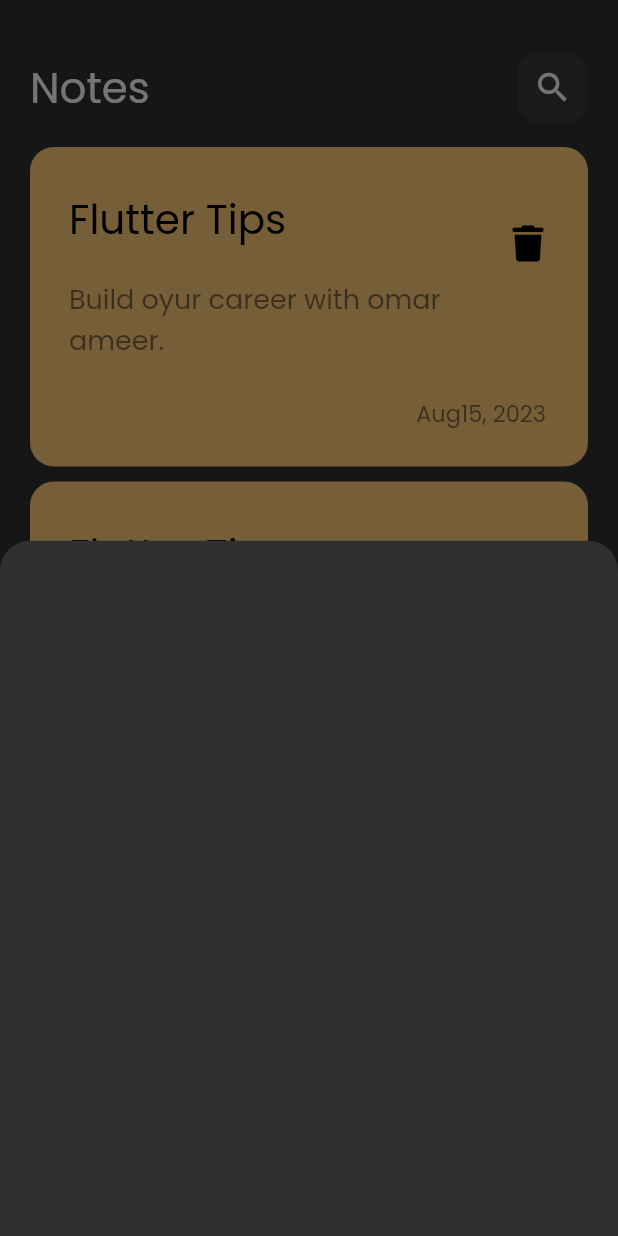
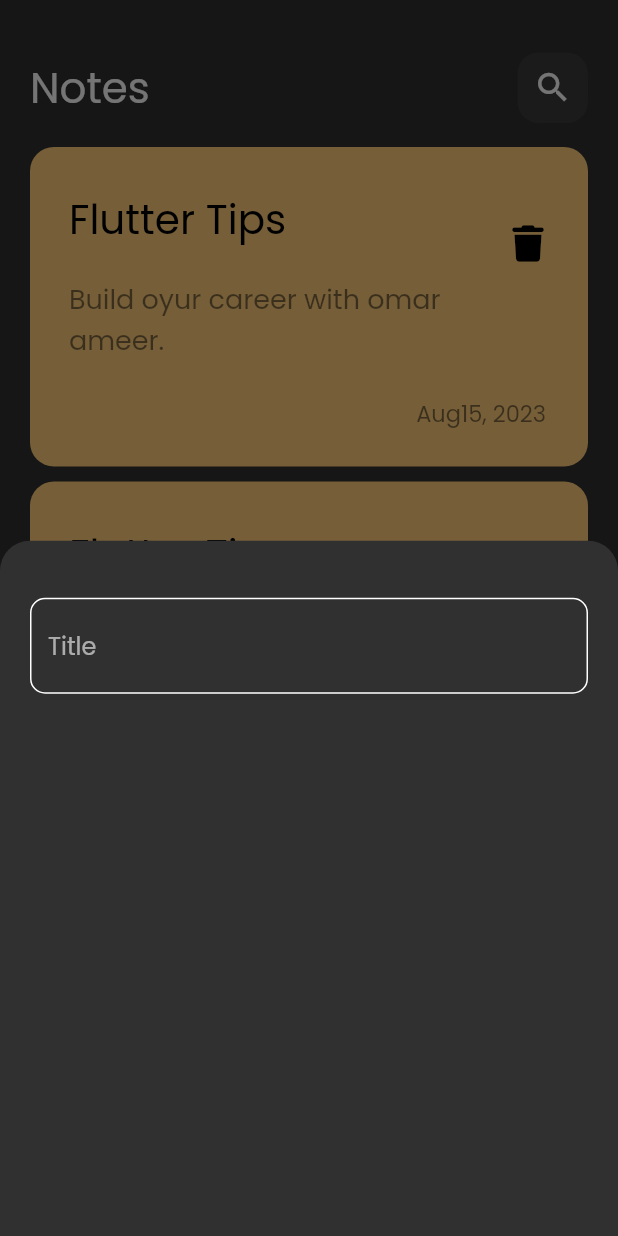
Before and after one commit to OmarAmeer96/notes_app, a Flutter app: the screen it shows after launch, after a tap on the "add" icon, on a phone screen of 412 x 824 dp. Run offline on Flutter 3.47's test engine with Material 2 defaults, Android fonts, the phone set to English and light mode, and no system bars; our stand-ins replace font_awesome_flutter.

Commit message:
Create custom TextField.

```diff
--- /dev/null
+++ b/lib/constants.dart
@@ -0,0 +1,3 @@
+import 'package:flutter/material.dart';
+
+const kPrimaryColor = Color(0xff62FCD7);
--- a/lib/views/widgets/add_note_bottom_sheet.dart
+++ b/lib/views/widgets/add_note_bottom_sheet.dart
@@ -1,10 +1,22 @@
 import 'package:flutter/material.dart';
+import 'package:notes_app/views/widgets/custom_text_field.dart';
 
 class AddNoteBottomSheet extends StatelessWidget {
   const AddNoteBottomSheet({super.key});
 
   @override
   Widget build(BuildContext context) {
-    return Container();
+    return const Padding(
+      padding: EdgeInsets.only(
+        top: 38,
+        right: 20,
+        left: 20,
+      ),
+      child: Column(
+        children: [
+          CustomTextField(),
+        ],
+      ),
+    );
   }
 }
--- /dev/null
+++ b/lib/views/widgets/custom_text_field.dart
@@ -0,0 +1,29 @@
+import 'package:flutter/material.dart';
+
+import '../../constants.dart';
+
+class CustomTextField extends StatelessWidget {
+  const CustomTextField({super.key});
+
+  @override
+  Widget build(BuildContext context) {
+    return TextField(
+      cursorColor: kPrimaryColor,
+      decoration: InputDecoration(
+        hintText: "Title",
+        border: buildTextFieldBorder(),
+        enabledBorder: buildTextFieldBorder(),
+        focusedBorder: buildTextFieldBorder(kPrimaryColor),
+      ),
+    );
+  }
+
+  OutlineInputBorder buildTextFieldBorder([color]) {
+    return OutlineInputBorder(
+      borderSide: BorderSide(color: color ?? Colors.white),
+      borderRadius: const BorderRadius.all(
+        Radius.circular(10),
+      ),
+    );
+  }
+}
```
